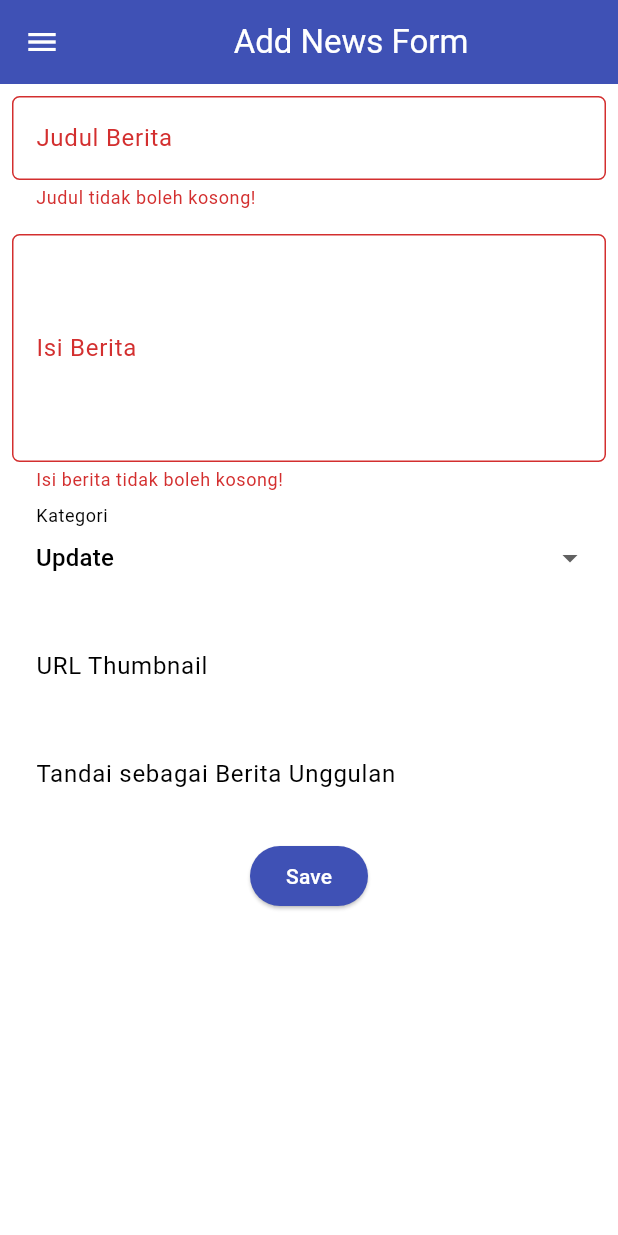
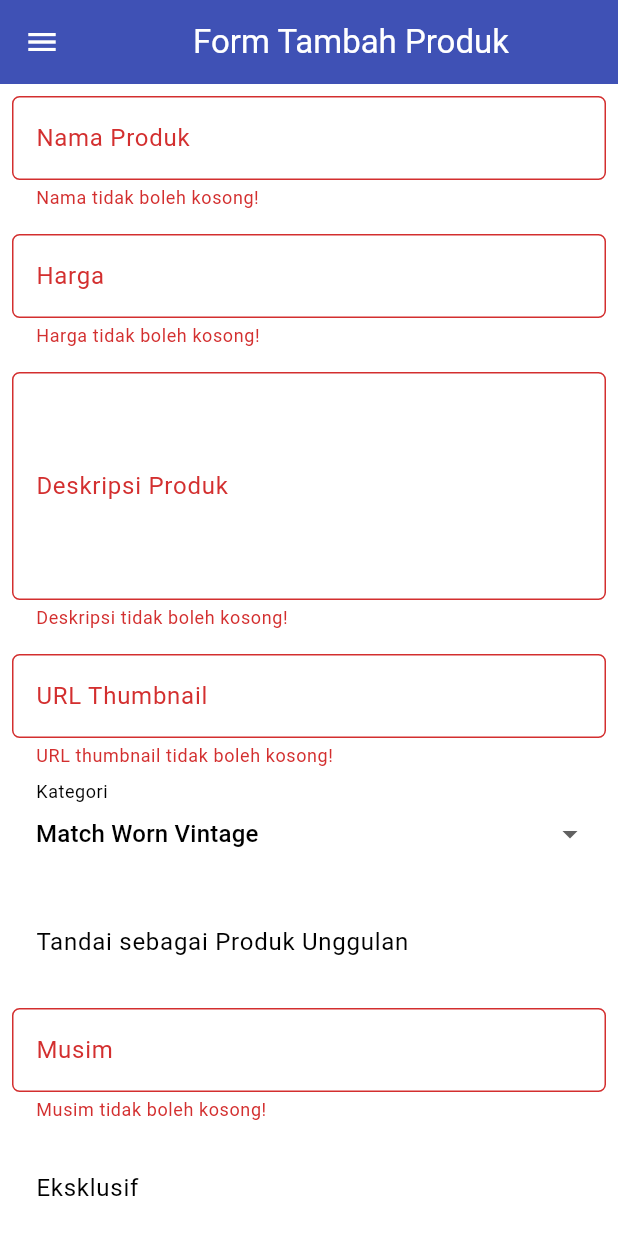
Before and after one commit to susshikan/football-shop-mobile, a Flutter app: the NewsFormPage screen opened directly, after a tap on "Save", on a phone screen of 412 x 824 dp. Run offline on Flutter 3.47's test engine with Material 3 defaults, Android fonts, the phone set to English and light mode, and no system bars.

Commit message:
TUGAS8: Add forms

```diff
--- a/vintage_sports/lib/newlist_form.dart
+++ b/vintage_sports/lib/newlist_form.dart
@@ -1,6 +1,5 @@
 import 'package:flutter/material.dart';
 import 'package:vintage_sports/widgets/left_drawer.dart';
-
 
 class NewsFormPage extends StatefulWidget {
   const NewsFormPage({super.key});
@@ -11,27 +10,50 @@ class NewsFormPage extends StatefulWidget {
 
 class _NewsFormPageState extends State<NewsFormPage> {
   final _formKey = GlobalKey<FormState>();
-    String _title = "";
-    String _content = "";
-    String _category = "update"; // default
+
+  // Product fields
+  String _name = "";
+  int? _price;
+  String _description = "";
   String _thumbnail = "";
-    bool _isFeatured = false; // default
-    final List<String> _categories = [
-    'transfer',
-    'update',
-    'exclusive',
-    'match',
-    'rumor',
-    'analysis',
+  String _category = 'match_worn_vintage';
+  bool _isFeatured = false;
+  String _season = ""; // max 9 chars
+  bool _exlusive = false; // keep model's spelling
+  String _historyValue = 'classic';
+
+  final List<Map<String, String>> _categoryChoices = const [
+    {'value': 'match_worn_vintage', 'label': 'Match Worn Vintage'},
+    {'value': 'player_issue_vintage', 'label': 'Player Issue Vintage'},
+    {'value': 'replica_vintage', 'label': 'Replica Vintage'},
+    {'value': 'reissue_retro', 'label': 'Reissue Retro'},
+    {'value': 'special_edition_vintage', 'label': 'Special Edition Vintage'},
+    {'value': 'analysis', 'label': 'Analysis'},
   ];
+
+  final List<Map<String, String>> _historyChoices = const [
+    {'value': 'classic', 'label': 'Classic'},
+    {'value': 'signed_vintage', 'label': 'Signed Vintage'},
+    {'value': 'limited_edition', 'label': 'Limited Edition'},
+    {'value': 'historical_matches', 'label': 'Historical Matches'},
+  ];
+
+  bool _isValidUrl(String value) {
+    try {
+      final uri = Uri.tryParse(value);
+      if (uri == null) return false;
+      return uri.isAbsolute && (uri.scheme == 'http' || uri.scheme == 'https');
+    } catch (_) {
+      return false;
+    }
+  }
+
   @override
   Widget build(BuildContext context) {
     return Scaffold(
       appBar: AppBar(
         title: const Center(
-              child: Text(
-                'Add News Form',
-              ),
+          child: Text('Form Tambah Produk'),
         ),
         backgroundColor: Colors.indigo,
         foregroundColor: Colors.white,
@@ -39,126 +61,240 @@ class _NewsFormPageState extends State<NewsFormPage> {
       drawer: LeftDrawer(),
       body: Form(
         key: _formKey,
-            child: SingleChildScrollView(child: Column(
+        child: SingleChildScrollView(
+          child: Column(
             crossAxisAlignment: CrossAxisAlignment.start,
-            children:[
-              // === Title ===
+            children: [
+              // Name
               Padding(
                 padding: const EdgeInsets.all(8.0),
                 child: TextFormField(
                   decoration: InputDecoration(
-                    hintText: "Judul Berita",
-                    labelText: "Judul Berita",
+                    hintText: 'Nama Produk',
+                    labelText: 'Nama Produk',
                     border: OutlineInputBorder(
                       borderRadius: BorderRadius.circular(5.0),
                     ),
                   ),
-                  onChanged: (String? value) {
+                  onChanged: (value) {
                     setState(() {
-                      _title = value!;
+                      _name = value;
                     });
                   },
-                  validator: (String? value) {
+                  validator: (value) {
                     if (value == null || value.isEmpty) {
-                      return "Judul tidak boleh kosong!";
-                    }
-                    return null;
-                  },
-                ),
-              ),
-                // === Content ===
-          Padding(
-            padding: const EdgeInsets.all(8.0),
-            child: TextFormField(
-              maxLines: 5,
-              decoration: InputDecoration(
-                hintText: "Isi Berita",
-                labelText: "Isi Berita",
-                border: OutlineInputBorder(
-                  borderRadius: BorderRadius.circular(5.0),
-                ),
-              ),
-              onChanged: (String? value) {
-                setState(() {
-                  _content = value!;
-                });
-              },
-              validator: (String? value) {
-                if (value == null || value.isEmpty) {
-                  return "Isi berita tidak boleh kosong!";
+                      return 'Nama tidak boleh kosong!';
                     }
                     return null;
                   },
                 ),
               ),
 
-          // === Category ===
+              // Price
+              Padding(
+                padding: const EdgeInsets.all(8.0),
+                child: TextFormField(
+                  decoration: InputDecoration(
+                    hintText: 'Harga (angka)',
+                    labelText: 'Harga',
+                    border: OutlineInputBorder(
+                      borderRadius: BorderRadius.circular(5.0),
+                    ),
+                  ),
+                  keyboardType: TextInputType.number,
+                  onChanged: (value) {
+                    setState(() {
+                      _price = int.tryParse(value);
+                    });
+                  },
+                  validator: (value) {
+                    if (value == null || value.isEmpty) {
+                      return 'Harga tidak boleh kosong!';
+                    }
+                    final parsed = int.tryParse(value);
+                    if (parsed == null) {
+                      return 'Harga harus berupa angka';
+                    }
+                    if (parsed < 0) {
+                      return 'Harga tidak boleh negatif';
+                    }
+                    return null;
+                  },
+                ),
+              ),
+
+              // Description
+              Padding(
+                padding: const EdgeInsets.all(8.0),
+                child: TextFormField(
+                  maxLines: 5,
+                  decoration: InputDecoration(
+                    hintText: 'Deskripsi Produk',
+                    labelText: 'Deskripsi Produk',
+                    border: OutlineInputBorder(
+                      borderRadius: BorderRadius.circular(5.0),
+                    ),
+                  ),
+                  onChanged: (value) {
+                    setState(() {
+                      _description = value;
+                    });
+                  },
+                  validator: (value) {
+                    if (value == null || value.isEmpty) {
+                      return 'Deskripsi tidak boleh kosong!';
+                    }
+                    return null;
+                  },
+                ),
+              ),
+
+              // Thumbnail URL
+              Padding(
+                padding: const EdgeInsets.all(8.0),
+                child: TextFormField(
+                  decoration: InputDecoration(
+                    hintText: 'URL Thumbnail (wajib)',
+                    labelText: 'URL Thumbnail',
+                    border: OutlineInputBorder(
+                      borderRadius: BorderRadius.circular(5.0),
+                    ),
+                  ),
+                  onChanged: (value) {
+                    setState(() {
+                      _thumbnail = value;
+                    });
+                  },
+                  validator: (value) {
+                    if (value == null || value.isEmpty) {
+                      return 'URL thumbnail tidak boleh kosong!';
+                    }
+                    if (!_isValidUrl(value)) {
+                      return 'URL tidak valid (gunakan http/https)';
+                    }
+                    return null;
+                  },
+                ),
+              ),
+
+              // Category
               Padding(
                 padding: const EdgeInsets.all(8.0),
                 child: DropdownButtonFormField<String>(
                   decoration: InputDecoration(
-                labelText: "Kategori",
+                    labelText: 'Kategori',
                     border: OutlineInputBorder(
                       borderRadius: BorderRadius.circular(5.0),
                     ),
                   ),
                   value: _category,
-              items: _categories
-                  .map((cat) => DropdownMenuItem(
-                        value: cat,
-                        child: Text(
-                            cat[0].toUpperCase() + cat.substring(1)),
-                      ))
+                  items: _categoryChoices
+                      .map(
+                        (c) => DropdownMenuItem<String>(
+                          value: c['value'],
+                          child: Text(c['label']!),
+                        ),
+                      )
                       .toList(),
-              onChanged: (String? newValue) {
+                  onChanged: (newValue) {
                     setState(() {
-                  _category = newValue!;
+                      _category = newValue ?? 'match_worn_vintage';
                     });
                   },
                 ),
               ),
 
-          // === Thumbnail URL ===
-          Padding(
-            padding: const EdgeInsets.all(8.0),
-            child: TextFormField(
-              decoration: InputDecoration(
-                hintText: "URL Thumbnail (opsional)",
-                labelText: "URL Thumbnail",
-                border: OutlineInputBorder(
-                  borderRadius: BorderRadius.circular(5.0),
-                ),
-              ),
-              onChanged: (String? value) {
-                setState(() {
-                  _thumbnail = value!;
-                });
-              },
-            ),
-          ),
-
-          // === Is Featured ===
+              // Is Featured
               Padding(
                 padding: const EdgeInsets.all(8.0),
                 child: SwitchListTile(
-              title: const Text("Tandai sebagai Berita Unggulan"),
+                  title: const Text('Tandai sebagai Produk Unggulan'),
                   value: _isFeatured,
-              onChanged: (bool value) {
+                  onChanged: (value) {
                     setState(() {
                       _isFeatured = value;
                     });
                   },
                 ),
               ),
-              // === Tombol Simpan ===
+
+              // Season
+              Padding(
+                padding: const EdgeInsets.all(8.0),
+                child: TextFormField(
+                  decoration: InputDecoration(
+                    hintText: 'Musim (contoh: 1998/99)',
+                    labelText: 'Musim',
+                    border: OutlineInputBorder(
+                      borderRadius: BorderRadius.circular(5.0),
+                    ),
+                  ),
+                  onChanged: (value) {
+                    setState(() {
+                      _season = value;
+                    });
+                  },
+                  validator: (value) {
+                    if (value == null || value.isEmpty) {
+                      return 'Musim tidak boleh kosong!';
+                    }
+                    if (value.length > 9) {
+                      return 'Maksimal 9 karakter';
+                    }
+                    return null;
+                  },
+                ),
+              ),
+
+              // Exlusive (model spelling)
+              Padding(
+                padding: const EdgeInsets.all(8.0),
+                child: SwitchListTile(
+                  title: const Text('Eksklusif'),
+                  value: _exlusive,
+                  onChanged: (value) {
+                    setState(() {
+                      _exlusive = value;
+                    });
+                  },
+                ),
+              ),
+
+              // History Value
+              Padding(
+                padding: const EdgeInsets.all(8.0),
+                child: DropdownButtonFormField<String>(
+                  decoration: InputDecoration(
+                    labelText: 'Nilai Historis',
+                    border: OutlineInputBorder(
+                      borderRadius: BorderRadius.circular(5.0),
+                    ),
+                  ),
+                  value: _historyValue,
+                  items: _historyChoices
+                      .map(
+                        (h) => DropdownMenuItem<String>(
+                          value: h['value'],
+                          child: Text(h['label']!),
+                        ),
+                      )
+                      .toList(),
+                  onChanged: (newValue) {
+                    setState(() {
+                      _historyValue = newValue ?? 'classic';
+                    });
+                  },
+                ),
+              ),
+
+              // Save button
               Align(
                 alignment: Alignment.bottomCenter,
                 child: Padding(
                   padding: const EdgeInsets.all(8.0),
                   child: ElevatedButton(
                     style: ButtonStyle(
-                            backgroundColor:
-                                MaterialStateProperty.all(Colors.indigo),
+                      backgroundColor: MaterialStateProperty.all(Colors.indigo),
                     ),
                     onPressed: () {
                       if (_formKey.currentState!.validate()) {
@@ -169,15 +305,17 @@ class _NewsFormPageState extends State<NewsFormPage> {
                               title: const Text('Produk berhasil tersimpan'),
                               content: SingleChildScrollView(
                                 child: Column(
-                                        crossAxisAlignment:
-                                            CrossAxisAlignment.start,
+                                  crossAxisAlignment: CrossAxisAlignment.start,
                                   children: [
-                                          Text('Judul: $_title'),
-                                            Text('Isi: $_content'),
+                                    Text('Nama: $_name'),
+                                    Text('Harga: ${_price ?? ''}') ,
+                                    Text('Deskripsi: $_description'),
+                                    Text('Thumbnail: $_thumbnail'),
                                     Text('Kategori: $_category'),
-                                            Text('Thumbnail: $_thumbnail'),
-                                            Text(
-                                                'Unggulan: ${_isFeatured ? "Ya" : "Tidak"}'),
+                                    Text('Unggulan: ${_isFeatured ? 'Ya' : 'Tidak'}'),
+                                    Text('Musim: $_season'),
+                                    Text('Eksklusif: ${_exlusive ? 'Ya' : 'Tidak'}'),
+                                    Text('Nilai Historis: $_historyValue'),
                                   ],
                                 ),
                               ),
@@ -187,24 +325,36 @@ class _NewsFormPageState extends State<NewsFormPage> {
                                   onPressed: () {
                                     Navigator.pop(context);
                                     _formKey.currentState!.reset();
+                                    setState(() {
+                                      _name = '';
+                                      _price = null;
+                                      _description = '';
+                                      _thumbnail = '';
+                                      _category = 'match_worn_vintage';
+                                      _isFeatured = false;
+                                      _season = '';
+                                      _exlusive = false;
+                                      _historyValue = 'classic';
+                                    });
                                   },
                                 ),
                               ],
                             );
                           },
                         );
-
                       }
                     },
                     child: const Text(
-                            "Save",
+                      'Save',
                       style: TextStyle(color: Colors.white),
                     ),
                   ),
                 ),
               ),
             ],
-          )),
-        ),);
+          ),
+        ),
+      ),
+    );
   }
 }
```
Lines whose indentation alone changed are shown as unchanged.
